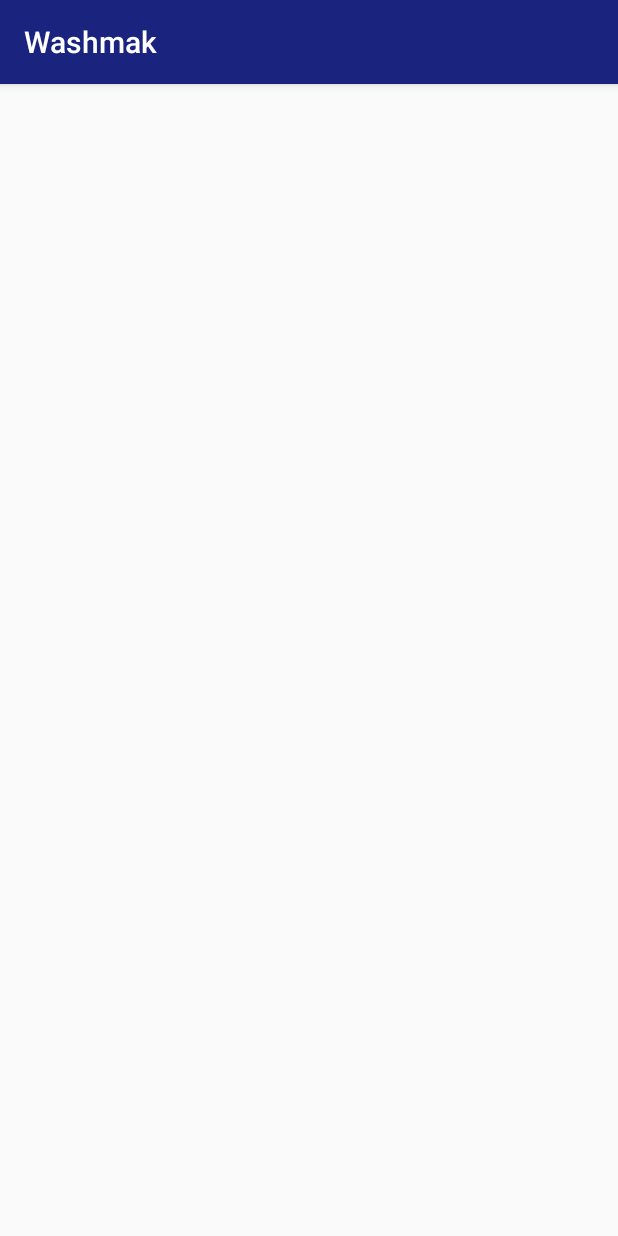
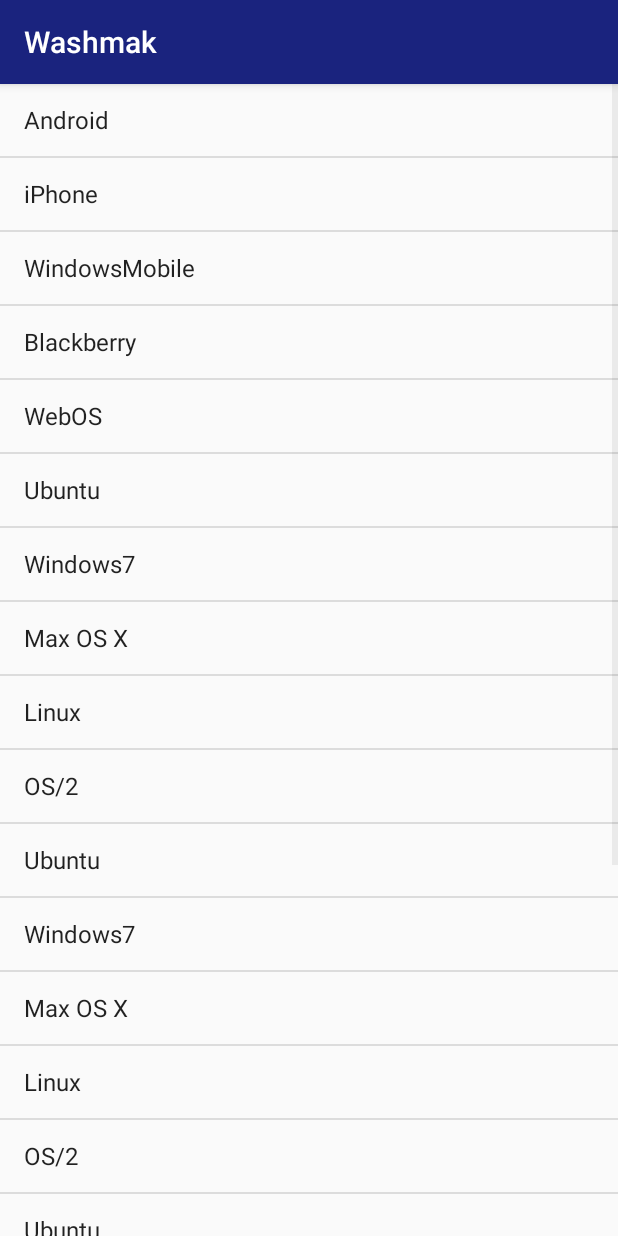
Before and after one commit to ShankarDhandapani/Washmak, an Android app: the WorkerdashbordActvity screen opened directly, with no data from a screen before it, on a phone screen of 412 x 824 dp. Run offline under Robolectric (Android 15) with nearby library versions, the phone set to English and light mode, and no system bars.

Commit message:
simple list check

```diff
--- a/app/src/main/java/com/washmak/cingrous/washmak/WorkerdashbordActvity.java
+++ b/app/src/main/java/com/washmak/cingrous/washmak/WorkerdashbordActvity.java
@@ -2,6 +2,11 @@ package com.washmak.cingrous.washmak;
 
 import android.support.v7.app.AppCompatActivity;
 import android.os.Bundle;
+import android.widget.ArrayAdapter;
+import android.widget.ListView;
+
+import java.util.ArrayList;
+import java.util.Arrays;
 
 public class WorkerdashbordActvity extends AppCompatActivity {
 
@@ -9,5 +14,16 @@ public class WorkerdashbordActvity extends AppCompatActivity {
     protected void onCreate(Bundle savedInstanceState) {
         super.onCreate(savedInstanceState);
         setContentView(R.layout.activity_workerdashbord_actvity);
+
+        final ListView listview = findViewById(R.id.lv_from_workeract);
+        String[] values = new String[] { "Android", "iPhone", "WindowsMobile",
+                "Blackberry", "WebOS", "Ubuntu", "Windows7", "Max OS X",
+                "Linux", "OS/2", "Ubuntu", "Windows7", "Max OS X", "Linux",
+                "OS/2", "Ubuntu", "Windows7", "Max OS X", "Linux", "OS/2",
+                "Android", "iPhone", "WindowsMobile" };
+
+        final ArrayList<String> list = new ArrayList<>(Arrays.asList(values));
+        final ArrayAdapter<String> adapter = new ArrayAdapter<>(WorkerdashbordActvity.this, android.R.layout.simple_list_item_1, list);
+        listview.setAdapter(adapter);
     }
 }
--- a/app/src/main/res/layout/activity_workerdashbord_actvity.xml
+++ b/app/src/main/res/layout/activity_workerdashbord_actvity.xml
@@ -1,8 +1,12 @@
 <?xml version="1.0" encoding="utf-8"?>
-<android.support.constraint.ConstraintLayout xmlns:android="http://schemas.android.com/apk/res/android"
+<LinearLayout xmlns:android="http://schemas.android.com/apk/res/android"
     xmlns:tools="http://schemas.android.com/tools"
     android:layout_width="match_parent"
     android:layout_height="match_parent"
     tools:context=".WorkerdashbordActvity">
 
-</android.support.constraint.ConstraintLayout>
+    <ListView
+        android:id="@+id/lv_from_workeract"
+        android:layout_width="match_parent"
+        android:layout_height="match_parent" />
+</LinearLayout>
```
